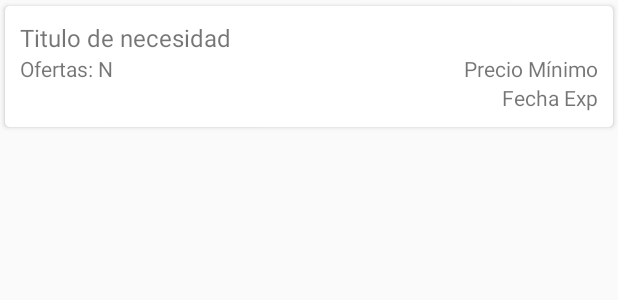
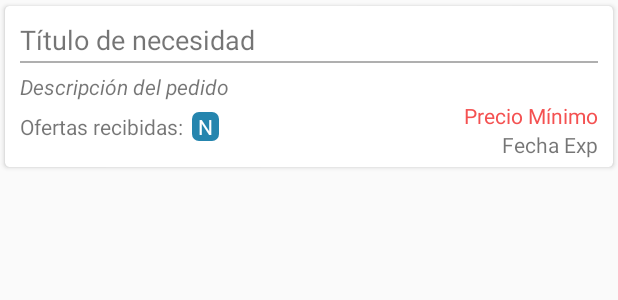
Before and after one commit to figonzal1/amiapp, an Android app: the layout need_card_view.xml on its own in the app's theme, with its tools: preview values and no code run, on a phone screen of 412 x 824 dp. Shown: the top 300 px of the screen. Run offline under Robolectric (Android 15) with nearby library versions, the phone set to English and light mode, and no system bars.

Commit message:
Mejora de layout para Mis pedidos

```diff
--- a/app/src/main/java/techwork/ami/Need/MyNeeds/NeedModel.java
+++ b/app/src/main/java/techwork/ami/Need/MyNeeds/NeedModel.java
@@ -6,7 +6,7 @@ public class NeedModel {
     String tittle;
     String description;
     String dateFin;
-    String priceMin;
+    int priceMin;
     String lat;
     String lon;
     String radio;
@@ -35,7 +35,7 @@ public class NeedModel {
     public String getLon() {
         return lon;
     }
-    public String getPriceMin() {
+    public int getPriceMin() {
         return priceMin;
     }
     public String getOffersCompany(){
@@ -68,7 +68,7 @@ public class NeedModel {
         this.lon = lon;
     }
 
-    public void setPriceMin(String priceMin) {
+    public void setPriceMin(int priceMin) {
         this.priceMin = priceMin;
     }
 
--- /dev/null
+++ b/app/src/main/res/drawable/noffers_background.xml
@@ -0,0 +1,6 @@
+<?xml version="1.0" encoding="UTF-8"?>
+<shape xmlns:android="http://schemas.android.com/apk/res/android">
+    <solid android:color="@color/colorPrimary"/>
+    <corners android:radius="7px"/>
+    <padding android:left="4dp" android:top="0dp" android:right="4dp" android:bottom="0dp" />
+</shape>
--- a/app/src/main/res/layout/need_card_view.xml
+++ b/app/src/main/res/layout/need_card_view.xml
@@ -11,6 +11,10 @@
     <RelativeLayout
         android:layout_width="match_parent"
         android:layout_height="match_parent"
+        android:layout_marginTop="10dp"
+        android:layout_marginStart="10dp"
+        android:layout_marginEnd="10dp"
+        android:layout_marginBottom="5dp"
         android:background="?android:attr/selectableItemBackground"
         >
 
@@ -18,28 +22,60 @@
             android:id="@+id/tv_need_tittle"
             android:layout_width="wrap_content"
             android:layout_height="wrap_content"
-            android:textSize="16sp"
-            android:text="Titulo de necesidad"
-            android:layout_marginTop="10dp"
-            android:layout_marginStart="10dp"/>
+            android:textSize="18sp"
+            android:text="Título de necesidad"
+            android:layout_marginBottom="2dp"
+            />
+
+        <View
+            android:id="@+id/separetor"
+            android:layout_width="match_parent"
+            android:layout_height="1dp"
+            android:background="#afafaf"
+            android:layout_below="@id/tv_need_tittle"
+            />
+
+        <TextView
+            android:id="@+id/tv_need_description"
+            android:layout_width="wrap_content"
+            android:layout_height="wrap_content"
+            android:textStyle="italic"
+            android:text="Descripción del pedido"
+            android:layout_marginTop="7dp"
+            android:layout_below="@+id/tv_need_tittle"
+            />
 
         <TextView
             android:id="@+id/tv_need_company_needs"
             android:layout_width="wrap_content"
             android:layout_height="wrap_content"
-            android:text="Ofertas: N"
-            android:layout_below="@+id/tv_need_tittle"
-            android:layout_marginStart="10dp"
-             />
+            android:text="Ofertas recibidas:"
+            android:layout_marginTop="7dp"
+            android:layout_below="@+id/tv_need_description"
+            />
+
+        <TextView
+            android:id="@+id/tv_need_company_needs_number"
+            android:layout_width="wrap_content"
+            android:layout_height="wrap_content"
+            android:layout_marginTop="7dp"
+            android:textColor="@android:color/white"
+            android:text="N"
+            android:layout_below="@+id/tv_need_description"
+            android:layout_marginStart="5dp"
+            android:background="@drawable/noffers_background"
+            android:layout_toEndOf="@+id/tv_need_company_needs"
+            />
 
         <TextView
             android:id="@+id/tv_need_price_min"
             android:layout_width="wrap_content"
             android:layout_height="wrap_content"
             android:text="Precio Mínimo"
-            android:layout_below="@+id/tv_need_tittle"
+            android:textColor="#f45151"
+            android:layout_below="@+id/tv_need_description"
             android:layout_alignParentEnd="true"
-            android:layout_marginEnd="10dp"/>
+            />
 
         <TextView
             android:id="@+id/tv_need_date_fin"
@@ -48,8 +84,6 @@
             android:text="Fecha Exp"
             android:layout_below="@+id/tv_need_price_min"
             android:layout_alignParentEnd="true"
-            android:layout_marginEnd="10dp"
-            android:layout_marginBottom="10dp"
             />
 
     </RelativeLayout>
```
Also changed, not shown: app/src/main/java/techwork/ami/Need/MyNeeds/FragmentNeed.java (+6 -7 lines), app/src/main/java/techwork/ami/Need/MyNeeds/NeedAdapter.java (+11 -8 lines).
